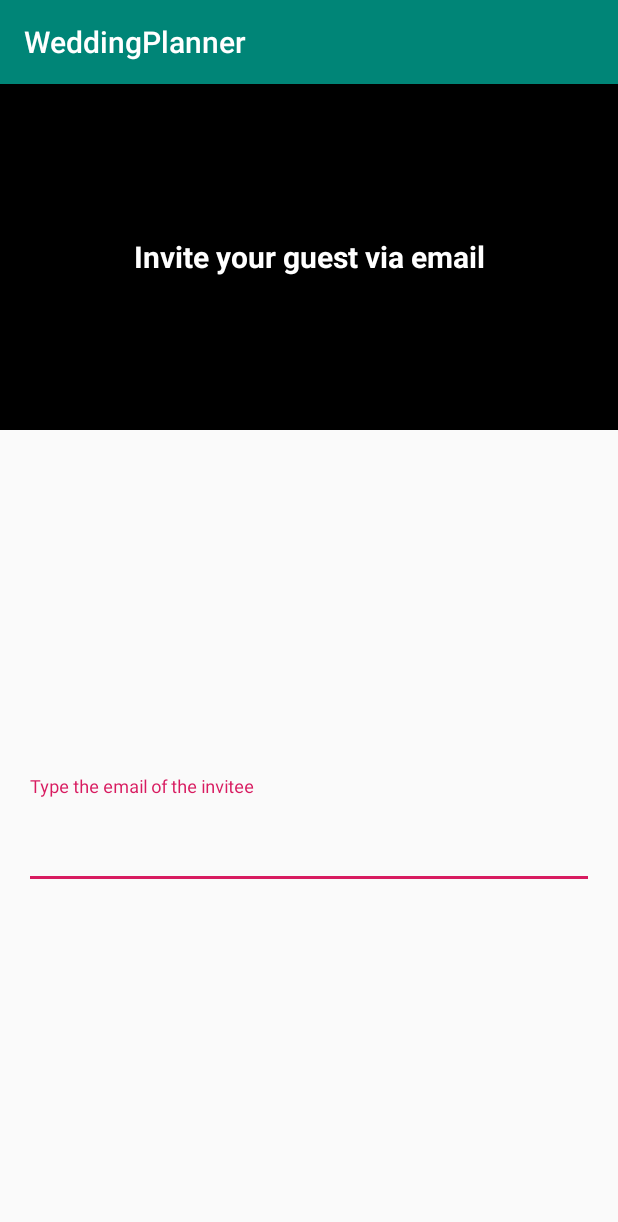
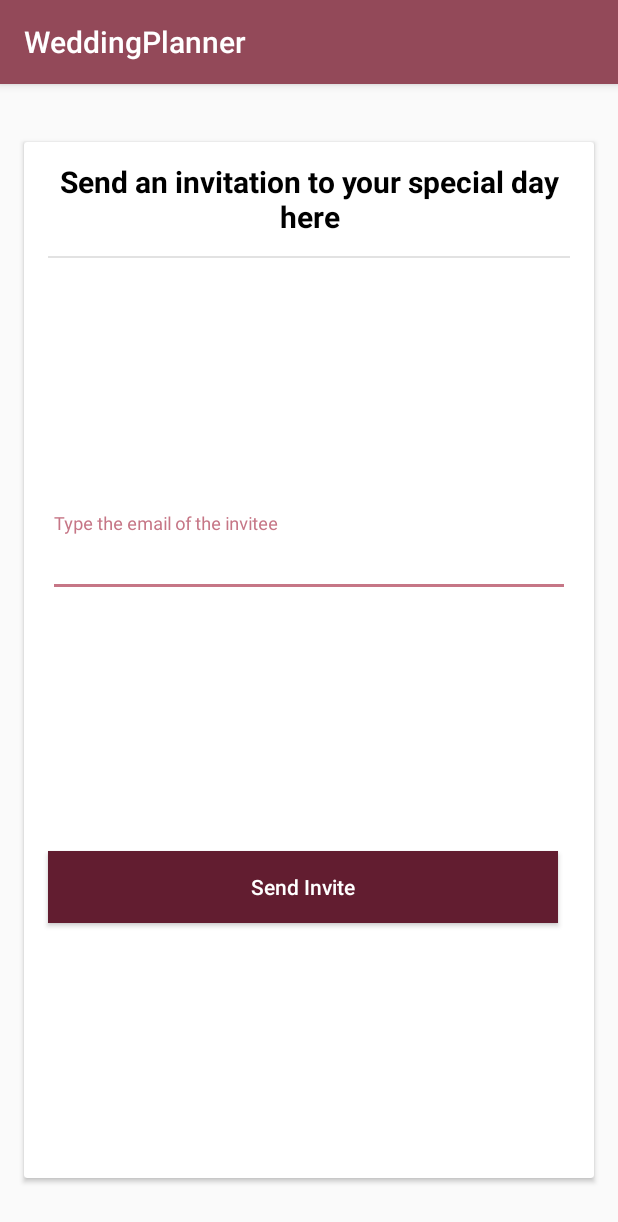
Before and after one commit to LinkEdgar/WeddingPlanner, an Android app: the fragment InviteGuestsFragment shown on its own in the app's theme, on a phone screen of 412 x 824 dp. Shown: the top 1222 px of the screen. Run offline under Robolectric (Android 15) with nearby library versions, the phone set to English and light mode, and no system bars.

Commit message:
Updated UI for send SendInviteFragment

```diff
--- a/WeddingPlanner/app/src/main/java/com/example/weddingplanner/ui/send/SendFragment.kt
+++ b/WeddingPlanner/app/src/main/java/com/example/weddingplanner/ui/send/SendFragment.kt
@@ -14,16 +14,11 @@ class SendFragment : Fragment() {
 
     private lateinit var sendViewModel: SendViewModel
 
-    override fun onCreateView(
-        inflater: LayoutInflater,
-        container: ViewGroup?,
-        savedInstanceState: Bundle?
-    ): View? {
-        sendViewModel =
-            ViewModelProviders.of(this).get(SendViewModel::class.java)
+    override fun onCreateView(inflater: LayoutInflater, container: ViewGroup?, savedInstanceState: Bundle?): View? {
+        sendViewModel = ViewModelProviders.of(this).get(SendViewModel::class.java)
         val root = inflater.inflate(R.layout.fragment_send, container, false)
         val textView: TextView = root.findViewById(R.id.text_send)
-        sendViewModel.text.observe(this, Observer {
+        sendViewModel.text.observe(viewLifecycleOwner, Observer {
             textView.text = it
         })
         return root
--- a/WeddingPlanner/app/src/main/res/layout/app_bar_main.xml
+++ b/WeddingPlanner/app/src/main/res/layout/app_bar_main.xml
@@ -1,5 +1,6 @@
 <?xml version="1.0" encoding="utf-8"?>
-<androidx.coordinatorlayout.widget.CoordinatorLayout xmlns:android="http://schemas.android.com/apk/res/android"
+<androidx.coordinatorlayout.widget.CoordinatorLayout
+    xmlns:android="http://schemas.android.com/apk/res/android"
     xmlns:app="http://schemas.android.com/apk/res-auto"
     xmlns:tools="http://schemas.android.com/tools"
     android:layout_width="match_parent"
@@ -23,6 +24,7 @@
     <include layout="@layout/content_main" />
 
     <com.google.android.material.floatingactionbutton.FloatingActionButton
+        android:visibility="gone"
         android:id="@+id/fab"
         android:layout_width="wrap_content"
         android:layout_height="wrap_content"
--- a/WeddingPlanner/app/src/main/res/layout/fragment_invite_guests.xml
+++ b/WeddingPlanner/app/src/main/res/layout/fragment_invite_guests.xml
@@ -1,49 +1,87 @@
 <?xml version="1.0" encoding="utf-8"?>
-<androidx.constraintlayout.widget.ConstraintLayout xmlns:android="http://schemas.android.com/apk/res/android"
+<androidx.constraintlayout.widget.ConstraintLayout
+    xmlns:android="http://schemas.android.com/apk/res/android"
     xmlns:app="http://schemas.android.com/apk/res-auto"
     xmlns:tools="http://schemas.android.com/tools"
     android:layout_width="match_parent"
     android:layout_height="match_parent"
     android:orientation="vertical">
 
+
+    <androidx.cardview.widget.CardView
+        android:elevation="6dp"
+        android:layout_width="0dp"
+        android:layout_height="0dp"
+        app:layout_constraintBottom_toBottomOf="@id/guideline6"
+        app:layout_constraintEnd_toStartOf="@+id/guideline4"
+        app:layout_constraintHeight_percent=".9"
+        app:layout_constraintStart_toStartOf="@+id/guideline3"
+        app:layout_constraintTop_toTopOf="@id/guideline5">
+
+
+        <androidx.constraintlayout.widget.ConstraintLayout
+            android:layout_width="match_parent"
+            android:layout_height="match_parent">
+
+            <TextView
+                android:id="@+id/header_tv"
+                android:layout_width="0dp"
+                android:layout_height="wrap_content"
+                android:text="@string/inv_header_text"
+                android:textAlignment="center"
+                android:textColor="@android:color/black"
+                android:textSize="@dimen/header_text_size"
+                android:textStyle="bold"
+                app:layout_constrainedWidth="true"
+                app:layout_constraintBottom_toTopOf="@+id/view"
+                app:layout_constraintEnd_toStartOf="@+id/guideline2"
+                app:layout_constraintHorizontal_bias="0.5"
+                app:layout_constraintStart_toStartOf="@+id/guideline"
+                app:layout_constraintTop_toTopOf="parent"
+                tools:text="Invite your guest via email" />
+
             <View
                 android:id="@+id/view"
                 android:layout_width="0dp"
-        android:layout_height="0dp"
-        android:background="@android:color/black"
-        app:layout_constraintEnd_toEndOf="parent"
-        app:layout_constraintHeight_percent=".3"
-        app:layout_constraintHorizontal_bias="0.498"
-        app:layout_constraintStart_toStartOf="parent"
+                android:layout_height="1dp"
+                android:layout_marginTop="76dp"
+                android:background="@color/divder_color"
+                app:layout_constraintEnd_toStartOf="@+id/guideline2"
+                app:layout_constraintStart_toStartOf="@+id/guideline"
                 app:layout_constraintTop_toTopOf="parent" />
 
-    <TextView
-        android:text="@string/inv_header_text"
-        android:layout_width="wrap_content"
+            <com.google.android.material.textfield.TextInputLayout
+                android:id="@+id/textInputLayout"
+                android:layout_width="0dp"
                 android:layout_height="wrap_content"
-        android:textColor="@android:color/white"
-        android:textSize="@dimen/header_text_size"
-        android:textStyle="bold"
-        app:layout_constraintBottom_toBottomOf="@+id/view"
-        app:layout_constraintEnd_toEndOf="parent"
-        app:layout_constraintStart_toStartOf="@+id/view"
-        app:layout_constraintTop_toTopOf="@+id/view"
-        tools:text="Invite your guest via email" />
-
-    <com.google.android.material.textfield.TextInputLayout
-        android:layout_width="0dp"
-        android:layout_height="75dp"
+                android:hint="@string/invite_hint"
                 android:textAlignment="center"
-        android:hint="@string/invite_hint"
-        app:layout_constraintBottom_toBottomOf="parent"
+                app:layout_constrainedWidth="true"
+                app:layout_constraintBottom_toTopOf="@+id/button"
                 app:layout_constraintEnd_toStartOf="@+id/guideline2"
                 app:layout_constraintStart_toStartOf="@+id/guideline"
                 app:layout_constraintTop_toBottomOf="@+id/view">
 
                 <com.google.android.material.textfield.TextInputEditText
+                    android:inputType="textEmailAddress"
+                    android:id="@+id/email_et"
                     android:layout_width="match_parent"
                     android:layout_height="match_parent" />
             </com.google.android.material.textfield.TextInputLayout>
+
+            <Button
+                android:id="@+id/button"
+                style="@style/button_style"
+                android:layout_width="0dp"
+                android:layout_height="wrap_content"
+                android:layout_marginEnd="8dp"
+                android:layout_marginRight="8dp"
+                android:text="Send Invite"
+                android:textColor="@android:color/white"
+                app:layout_constraintBottom_toBottomOf="parent"
+                app:layout_constraintEnd_toStartOf="@+id/guideline2"
+                app:layout_constraintStart_toStartOf="@+id/guideline"
+                app:layout_constraintTop_toBottomOf="@+id/textInputLayout" />
 
             <androidx.constraintlayout.widget.Guideline
                 android:id="@+id/guideline"
@@ -60,3 +98,37 @@
                 app:layout_constraintGuide_end="16dp" />
 
         </androidx.constraintlayout.widget.ConstraintLayout>
+
+    </androidx.cardview.widget.CardView>
+
+    <androidx.constraintlayout.widget.Guideline
+        android:id="@+id/guideline3"
+        android:layout_width="wrap_content"
+        android:layout_height="wrap_content"
+        android:orientation="vertical"
+        app:layout_constraintGuide_begin="16dp" />
+
+    <androidx.constraintlayout.widget.Guideline
+        android:id="@+id/guideline4"
+        android:layout_width="wrap_content"
+        android:layout_height="wrap_content"
+        android:orientation="vertical"
+        app:layout_constraintGuide_end="16dp" />
+
+    <androidx.constraintlayout.widget.Guideline
+        android:id="@+id/guideline5"
+        android:layout_width="wrap_content"
+        android:layout_height="wrap_content"
+        android:orientation="horizontal"
+        app:layout_constraintGuide_begin="16dp" />
+
+    <androidx.constraintlayout.widget.Guideline
+        android:id="@+id/guideline6"
+        android:layout_width="wrap_content"
+        android:layout_height="wrap_content"
+        android:orientation="horizontal"
+        app:layout_constraintGuide_end="16dp" />
+
+
+
+</androidx.constraintlayout.widget.ConstraintLayout>
--- a/WeddingPlanner/app/src/main/res/values/colors.xml
+++ b/WeddingPlanner/app/src/main/res/values/colors.xml
@@ -1,6 +1,12 @@
 <?xml version="1.0" encoding="utf-8"?>
 <resources>
-    <color name="colorPrimary">#008577</color>
-    <color name="colorPrimaryDark">#00574B</color>
-    <color name="colorAccent">#D81B60</color>
+    <color name="colorPrimary">#934959</color>
+    <color name="colorPrimaryDark">#621d30</color>
+    <color name="colorAccent">#c67686</color>
+
+    <color name="cool_blue_views">#003152</color>
+
+
+    <color name="divder_color">#E2E2E2</color>
+
 </resources>
--- a/WeddingPlanner/app/src/main/res/values/strings.xml
+++ b/WeddingPlanner/app/src/main/res/values/strings.xml
@@ -18,6 +18,6 @@
     <string name="menu_invite">Invite</string>
 
     <!-- InviteGuests Fragment-->
-    <string name="inv_header_text">Invite your guest via email</string>
+    <string name="inv_header_text">Send an invitation to your special day here</string>
     <string name="invite_hint">Type the email of the invitee</string>
 </resources>
--- a/WeddingPlanner/app/src/main/res/values/styles.xml
+++ b/WeddingPlanner/app/src/main/res/values/styles.xml
@@ -17,4 +17,11 @@
 
     <style name="AppTheme.PopupOverlay" parent="ThemeOverlay.AppCompat.Light" />
 
+    <style name="button_style">
+        <item name="android:background">@color/colorPrimaryDark</item>
+        <item name="android:layout_width">0dp</item>
+        <item name="android:textAllCaps">false</item>
+
+    </style>
+
 </resources>
```
Lines whose indentation alone changed are shown as unchanged.
